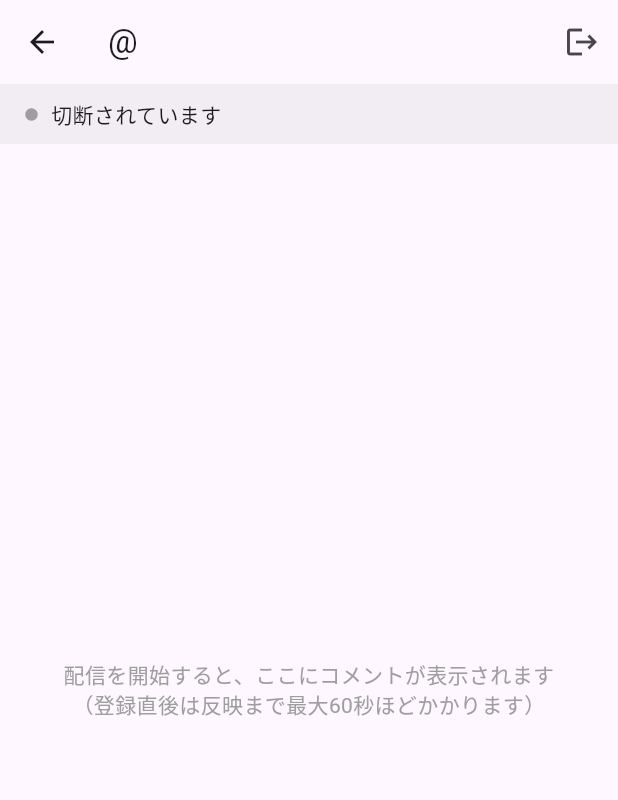
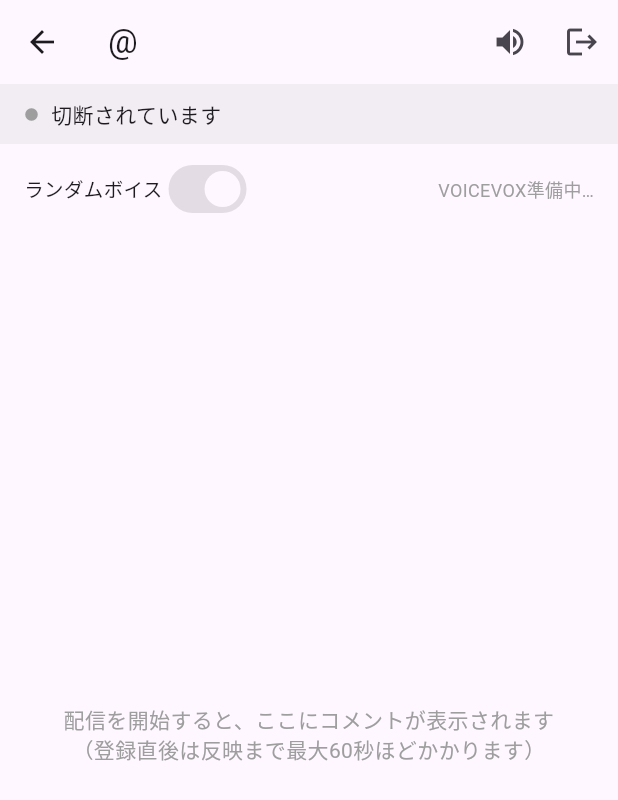
Before and after one commit to graphica-live/live-sidestage, a Flutter app: the HomeScreen screen opened directly, after a tap on the "logout" icon, on a phone screen of 412 x 824 dp. Shown: the top 800 px of the screen. Run offline on Flutter 3.47's test engine with Material 3 defaults, Android fonts, the phone set to English and light mode, and no system bars; our stand-ins replace audioplayers, flutter_secure_storage, google_sign_in, socket_io_client; missing offline and left inert: flutter_foreground_task, voicevox_core; accounts and stored records are empty.

Commit message:
feat: VOICEVOXコメント読み上げとバックグラウンド継続を実装
Phase 2: voicevox_coreをdart:ffiでオンデバイス組み込みし、受信コメントを
順次音声合成・再生する。投稿者ごとにボイスをランダム割当(アプリ再起動でリセット)
またはランダムOFF時は代表ボイス固定。TikCaption(デスクトップ版)のVOICE_WHITELIST
から4キャラ(ずんだもん・四国めたん・春日部つむぎ・玄野武宏)を選定。

Phase 3: flutter_foreground_taskで常駐通知付きForeground Service化し、
画面オフ/バックグラウンドでもSocket.IO接続と読み上げが継続するようにした。
CommentFeed/SpeechQueueControllerは専用のバックグラウンドIsolateへ移設し、
UIとはsendDataToMain/sendDataToTaskで同期する。バッテリー最適化除外も要求する。

実機(Pixel 7a)で画面オフ中のコメント受信・読み上げ継続を確認済み。

Co-Authored-By: Claude Sonnet 5 <noreply@anthropic.com>

```diff
--- a/live-sidestage-mobile/lib/screens/home_screen.dart
+++ b/live-sidestage-mobile/lib/screens/home_screen.dart
@@ -1,8 +1,11 @@
 import 'package:flutter/material.dart';
+import 'package:flutter_foreground_task/flutter_foreground_task.dart';
 import 'package:provider/provider.dart';
 
-import '../core/comment_feed.dart';
+import '../core/comment_feed.dart' show SocketStatus;
 import '../core/session_controller.dart';
+import '../main.dart' show startCallback;
+import '../models/comment.dart';
 
 class HomeScreen extends StatefulWidget {
   const HomeScreen({super.key});
@@ -12,16 +15,90 @@ class HomeScreen extends StatefulWidget {
 }
 
 class _HomeScreenState extends State<HomeScreen> {
+  final List<Comment> _comments = [];
+  SocketStatus _status = SocketStatus.disconnected;
+  String? _connectionError;
+
+  bool _speechInitialized = false;
+  bool _speechEnabled = true;
+  bool _randomVoice = true;
+  String? _nowSpeakingCharacterName;
+  String? _speechError;
+
   @override
   void initState() {
     super.initState();
-    WidgetsBinding.instance.addPostFrameCallback((_) {
-      final session = context.read<SessionController>().session;
-      final apiKey = session?.streamer?.apiKey;
-      if (apiKey != null) {
-        context.read<CommentFeed>().connect(apiKey);
-      }
-    });
+    FlutterForegroundTask.addTaskDataCallback(_onTaskData);
+    WidgetsBinding.instance.addPostFrameCallback((_) => _startBackgroundService());
+  }
+
+  Future<void> _startBackgroundService() async {
+    final apiKey = context.read<SessionController>().session?.streamer?.apiKey;
+    if (apiKey == null) return;
+
+    if (await FlutterForegroundTask.checkNotificationPermission() != NotificationPermission.granted) {
+      await FlutterForegroundTask.requestNotificationPermission();
+    }
+    if (!await FlutterForegroundTask.isIgnoringBatteryOptimizations) {
+      await FlutterForegroundTask.requestIgnoreBatteryOptimization();
+    }
+
+    await FlutterForegroundTask.saveData(key: 'apiKey', value: apiKey);
+
+    FlutterForegroundTask.init(
+      androidNotificationOptions: AndroidNotificationOptions(
+        channelId: 'tikcaption_reader_speech',
+        channelName: 'コメント読み上げ',
+        channelDescription: 'TikTok Liveのコメントを画面オフでも読み上げ続けます',
+      ),
+      iosNotificationOptions: const IOSNotificationOptions(showNotification: false),
+      foregroundTaskOptions: ForegroundTaskOptions(
+        eventAction: ForegroundTaskEventAction.repeat(30000),
+        allowWakeLock: true,
+        allowWifiLock: true,
+        stopWithTask: false,
+      ),
+    );
+
+    if (!await FlutterForegroundTask.isRunningService) {
+      await FlutterForegroundTask.startService(
+        serviceTypes: [ForegroundServiceTypes.dataSync, ForegroundServiceTypes.mediaPlayback],
+        notificationTitle: 'TikCaptionReader',
+        notificationText: 'コメントを読み上げ中です',
+        callback: startCallback,
+      );
+    }
+  }
+
+  void _onTaskData(Object data) {
+    if (data is! Map) return;
+    final map = Map<String, dynamic>.from(data);
+
+    switch (map['type']) {
+      case 'status':
+        setState(() {
+          _status = SocketStatus.values.firstWhere(
+            (s) => s.name == map['status'],
+            orElse: () => SocketStatus.disconnected,
+          );
+          _connectionError = map['errorMessage'] as String?;
+        });
+      case 'speech':
+        setState(() {
+          _speechInitialized = map['initialized'] as bool? ?? false;
+          _speechEnabled = map['enabled'] as bool? ?? true;
+          _randomVoice = map['randomVoice'] as bool? ?? true;
+          _nowSpeakingCharacterName = map['nowSpeakingCharacterName'] as String?;
+          _speechError = map['errorMessage'] as String?;
+        });
+      case 'comment':
+        setState(() {
+          _comments.insert(0, Comment.fromJson(map));
+          if (_comments.length > 200) {
+            _comments.removeRange(200, _comments.length);
+          }
+        });
+    }
   }
 
   String _statusLabel(SocketStatus status) {
@@ -53,17 +130,22 @@ class _HomeScreenState extends State<HomeScreen> {
   @override
   Widget build(BuildContext context) {
     final session = context.watch<SessionController>().session;
-    final feed = context.watch<CommentFeed>();
 
     return Scaffold(
       appBar: AppBar(
         title: Text('@${session?.streamer?.tiktokId ?? ''}'),
         actions: [
           IconButton(
+            icon: Icon(_speechEnabled ? Icons.volume_up : Icons.volume_off),
+            tooltip: _speechEnabled ? '読み上げをミュート' : '読み上げを再開',
+            onPressed: () => FlutterForegroundTask.sendDataToTask({'command': 'toggleMute'}),
+          ),
+          IconButton(
             icon: const Icon(Icons.logout),
             tooltip: 'ログアウト',
             onPressed: () async {
-              context.read<CommentFeed>().disconnect();
+              await FlutterForegroundTask.stopService();
+              if (!context.mounted) return;
               await context.read<SessionController>().logout();
             },
           ),
@@ -73,18 +155,18 @@ class _HomeScreenState extends State<HomeScreen> {
         children: [
           Container(
             width: double.infinity,
-            color: _statusColor(feed.status).withValues(alpha: 0.12),
+            color: _statusColor(_status).withValues(alpha: 0.12),
             padding: const EdgeInsets.symmetric(horizontal: 16, vertical: 10),
             child: Row(
               children: [
-                Icon(Icons.circle, size: 10, color: _statusColor(feed.status)),
+                Icon(Icons.circle, size: 10, color: _statusColor(_status)),
                 const SizedBox(width: 8),
-                Text(_statusLabel(feed.status)),
-                if (feed.errorMessage != null) ...[
+                Text(_statusLabel(_status)),
+                if (_connectionError != null) ...[
                   const SizedBox(width: 8),
                   Expanded(
                     child: Text(
-                      feed.errorMessage!,
+                      _connectionError!,
                       style: const TextStyle(color: Colors.red, fontSize: 12),
                       overflow: TextOverflow.ellipsis,
                     ),
@@ -93,8 +175,38 @@ class _HomeScreenState extends State<HomeScreen> {
               ],
             ),
           ),
+          Padding(
+            padding: const EdgeInsets.symmetric(horizontal: 16, vertical: 6),
+            child: Row(
+              children: [
+                const Text('ランダムボイス', style: TextStyle(fontSize: 13)),
+                Switch(
+                  value: _randomVoice,
+                  onChanged: _speechInitialized
+                      ? (value) => FlutterForegroundTask.sendDataToTask({'command': 'setRandom', 'value': value})
+                      : null,
+                ),
+                const Spacer(),
+                if (!_speechInitialized && _speechError == null)
+                  const Text('VOICEVOX準備中…', style: TextStyle(fontSize: 12, color: Colors.grey)),
+                if (_nowSpeakingCharacterName != null)
+                  Text(
+                    'VOICEVOX:$_nowSpeakingCharacterName',
+                    style: const TextStyle(fontSize: 12, color: Colors.grey),
+                  ),
+                if (_speechError != null)
+                  Expanded(
+                    child: Text(
+                      _speechError!,
+                      style: const TextStyle(fontSize: 11, color: Colors.red),
+                      overflow: TextOverflow.ellipsis,
+                    ),
+                  ),
+              ],
+            ),
+          ),
           Expanded(
-            child: feed.comments.isEmpty
+            child: _comments.isEmpty
                 ? const Center(
                     child: Padding(
                       padding: EdgeInsets.all(24),
@@ -107,10 +219,10 @@ class _HomeScreenState extends State<HomeScreen> {
                   )
                 : ListView.separated(
                     padding: const EdgeInsets.symmetric(vertical: 8),
-                    itemCount: feed.comments.length,
+                    itemCount: _comments.length,
                     separatorBuilder: (_, _) => const Divider(height: 1),
                     itemBuilder: (context, index) {
-                      final c = feed.comments[index];
+                      final c = _comments[index];
                       return ListTile(
                         leading: CircleAvatar(
                           backgroundImage: c.profilePictureUrl != null
@@ -128,4 +240,10 @@ class _HomeScreenState extends State<HomeScreen> {
       ),
     );
   }
+
+  @override
+  void dispose() {
+    FlutterForegroundTask.removeTaskDataCallback(_onTaskData);
+    super.dispose();
+  }
 }
```
Also changed, not shown: live-sidestage-mobile/lib/core/background_task_handler.dart (added, +87 -0 lines), live-sidestage-mobile/lib/core/comment_feed.dart (+9 -1 lines), live-sidestage-mobile/lib/core/speech_queue.dart (added, +138 -0 lines), live-sidestage-mobile/lib/core/tts_engine.dart (added, +206 -0 lines), live-sidestage-mobile/lib/core/voice_pool.dart (added, +68 -0 lines), live-sidestage-mobile/lib/main.dart (+11 -2 lines), live-sidestage-mobile/pubspec.yaml (+7 -0 lines), live-sidestage-mobile/pubspec.lock, 15 other files.
